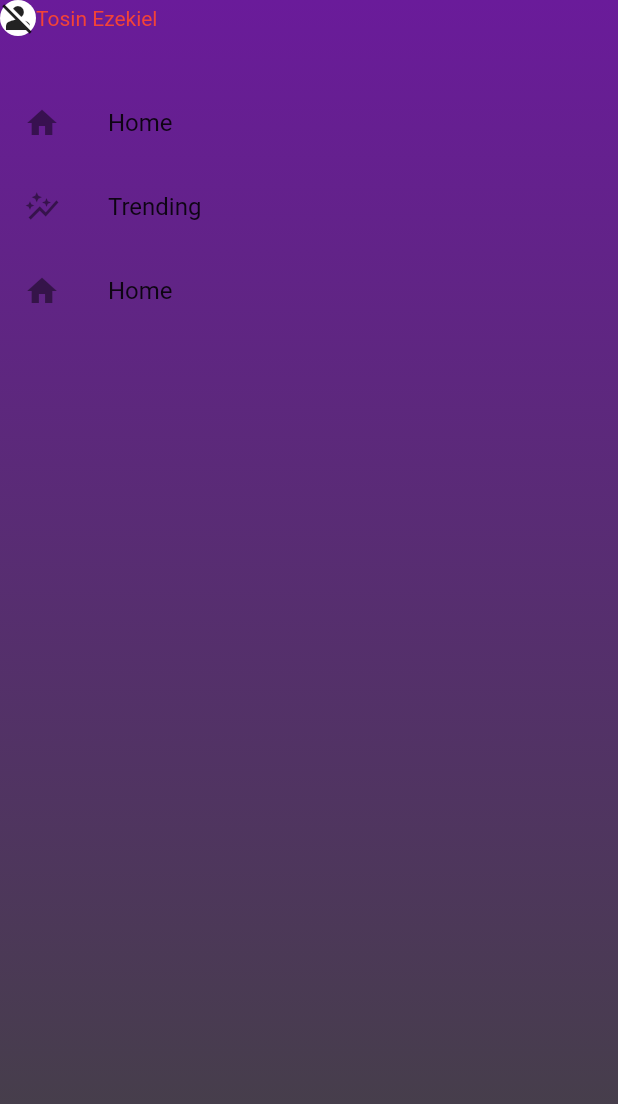
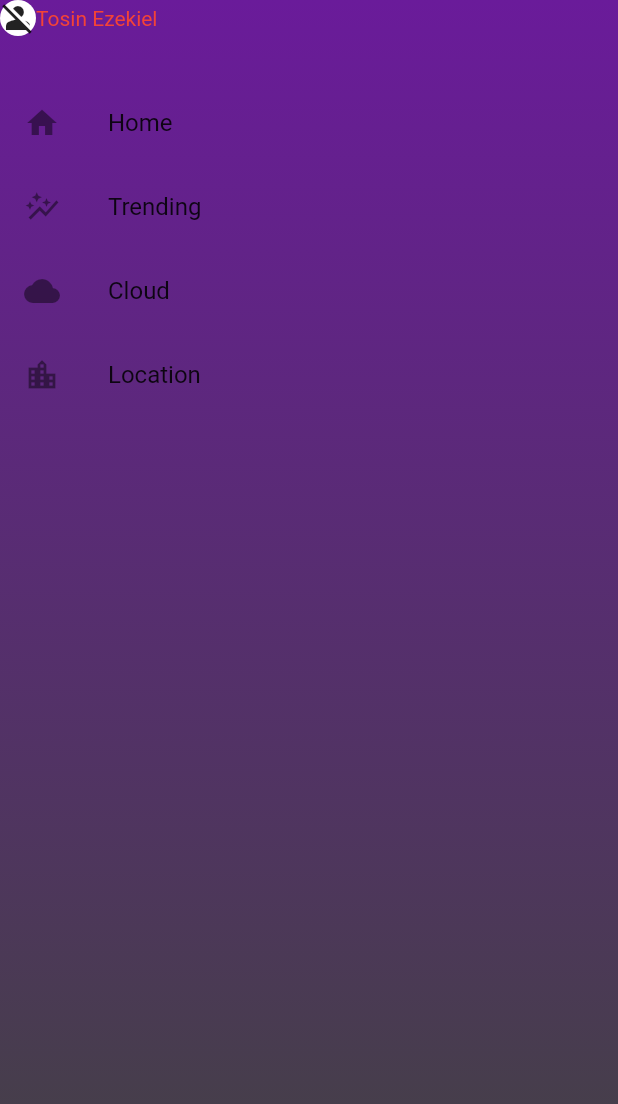
Before and after one commit to Tosin8/discover, a Flutter app: the SideMenu widget shown alone on an empty page, opened directly, on a phone screen of 412 x 824 dp. Shown: the top 1104 px of the screen. Run offline on Flutter 3.47's test engine with Material 2 defaults, Android fonts, the phone set to English and light mode, and no system bars.

Commit message:
Update side_menu.dart

```diff
--- a/lib/Screens/home_page/components/side_menu.dart
+++ b/lib/Screens/home_page/components/side_menu.dart
@@ -46,9 +46,14 @@ class _SideMenuState extends State<SideMenu> {
             onTap: () => print("Trending is pressed"),
           ),
           ListTile(
-            title: const Text('Home'),
-            leading: const Icon(Icons.home),
-            onTap: () => print("Home is pressed"),
+            title: const Text('Cloud'),
+            leading: const Icon(Icons.cloud),
+            onTap: () => print("Cloud is pressed"),
+          ),
+          ListTile(
+            title: const Text('Location'),
+            leading: const Icon(Icons.location_city),
+            onTap: () => print("Location is pressed"),
           ),
         ],
       ),
```
